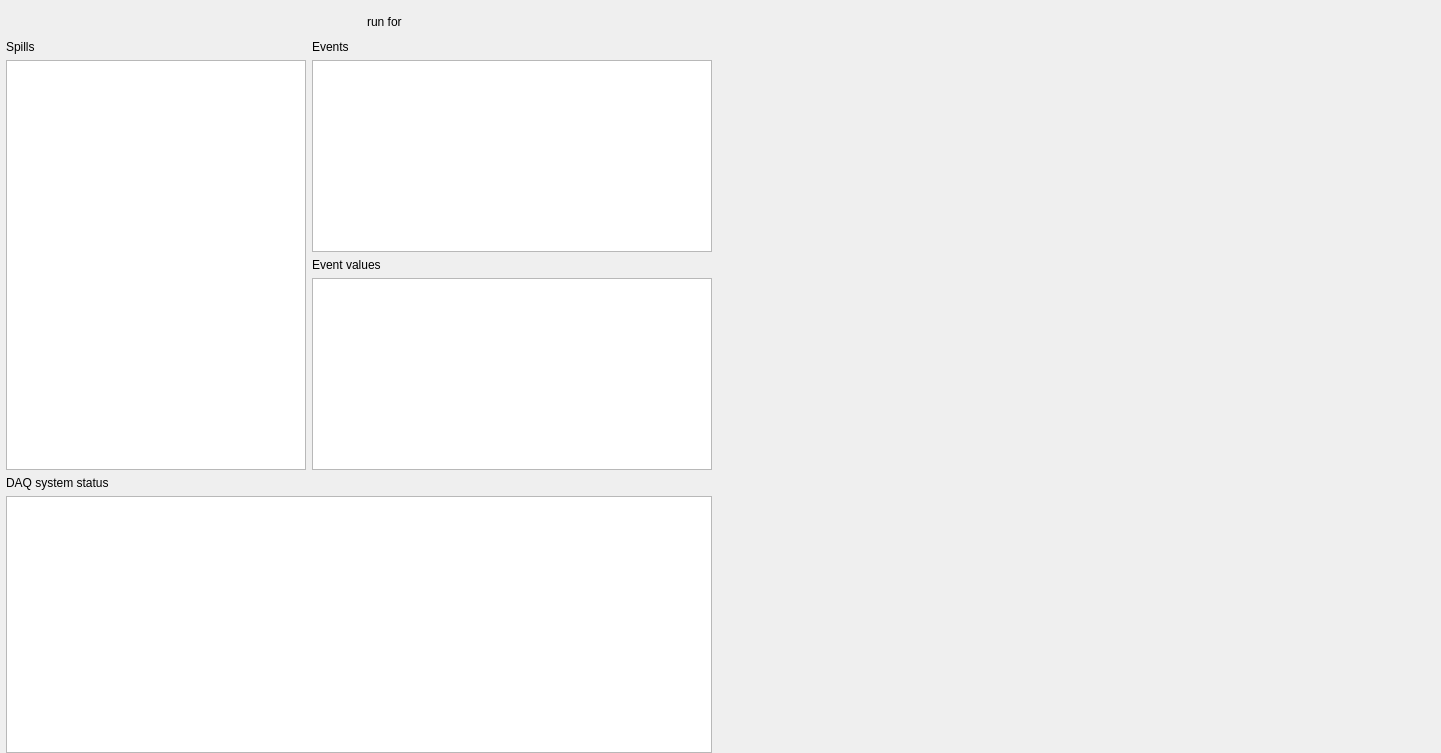
First picture: the form in source/gui/daq/ListModeForm.ui, repository ess-dmsc/daquiri, before the edit.
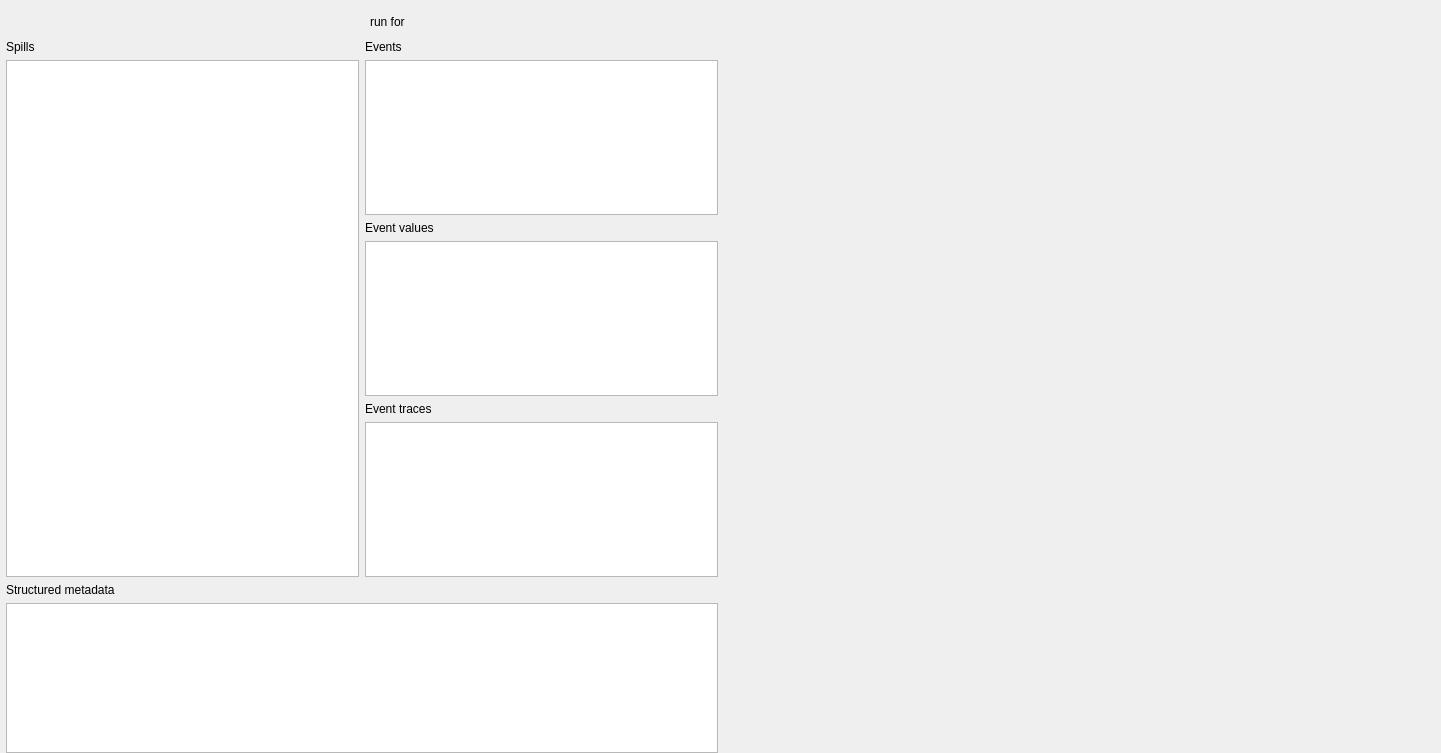
Second picture: the form after the edit. Icons and pictures are not drawn. Custom widgets are drawn as their Qt base class.

Commit message: updated Live list mode widget; updates #7'

```diff
--- a/source/gui/daq/ListModeForm.ui
+++ b/source/gui/daq/ListModeForm.ui
@@ -158,22 +158,16 @@
           </widget>
          </item>
          <item>
-          <widget class="QListWidget" name="listSpills">
-           <property name="sizePolicy">
-            <sizepolicy hsizetype="Maximum" vsizetype="Expanding">
-             <horstretch>0</horstretch>
-             <verstretch>0</verstretch>
-            </sizepolicy>
-           </property>
+          <widget class="QTableWidget" name="tableSpills">
            <property name="minimumSize">
-            <size>
-             <width>200</width>
-             <height>0</height>
-            </size>
-           </property>
-           <property name="maximumSize">
             <size>
              <width>300</width>
+             <height>0</height>
+            </size>
+           </property>
+           <property name="maximumSize">
+            <size>
+             <width>400</width>
              <height>16777215</height>
             </size>
            </property>
@@ -217,7 +211,36 @@
           </widget>
          </item>
          <item>
-          <widget class="QTableWidget" name="tableHitValues">
+          <widget class="QTableWidget" name="tableValues">
+           <property name="sizePolicy">
+            <sizepolicy hsizetype="Minimum" vsizetype="Expanding">
+             <horstretch>0</horstretch>
+             <verstretch>0</verstretch>
+            </sizepolicy>
+           </property>
+           <property name="minimumSize">
+            <size>
+             <width>200</width>
+             <height>0</height>
+            </size>
+           </property>
+           <property name="maximumSize">
+            <size>
+             <width>400</width>
+             <height>300</height>
+            </size>
+           </property>
+          </widget>
+         </item>
+         <item>
+          <widget class="QLabel" name="labelEventTraces">
+           <property name="text">
+            <string>Event traces</string>
+           </property>
+          </widget>
+         </item>
+         <item>
+          <widget class="QTableWidget" name="tableTraces">
            <property name="sizePolicy">
             <sizepolicy hsizetype="Minimum" vsizetype="Expanding">
              <horstretch>0</horstretch>
@@ -245,7 +268,7 @@
      <item>
       <widget class="QLabel" name="labelState">
        <property name="text">
-        <string>DAQ system status</string>
+        <string>Structured metadata</string>
        </property>
       </widget>
      </item>
```
Left out of the diff: 2 changed lines with no effect on the pictures. The commit also changes 6 other files.
